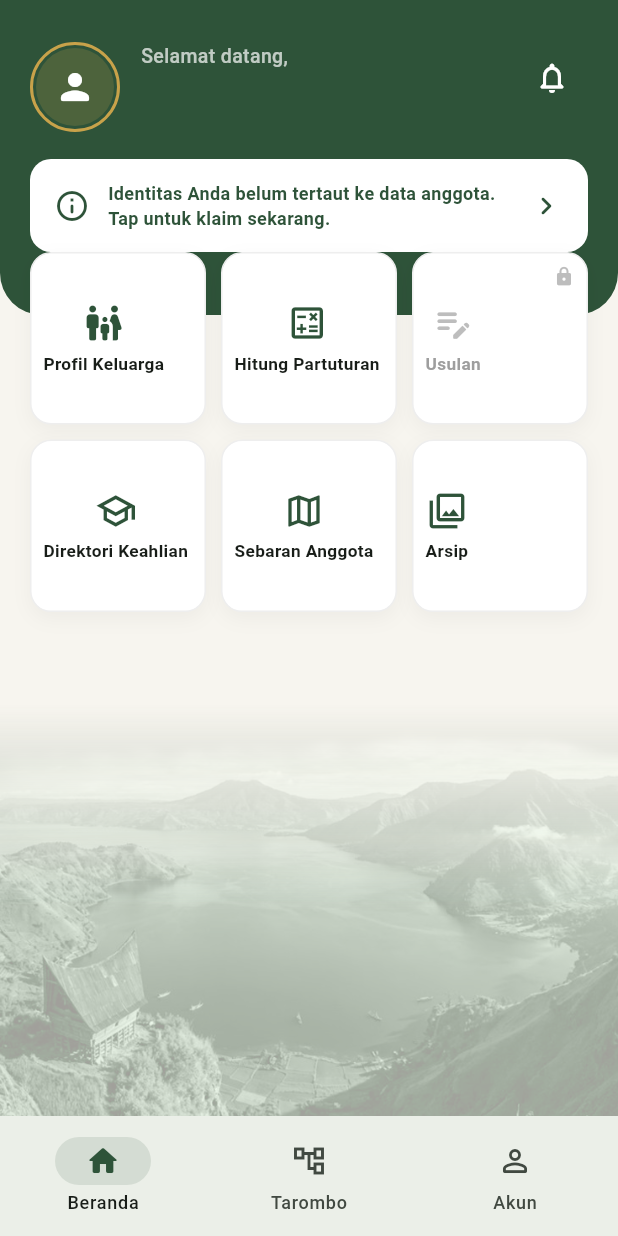
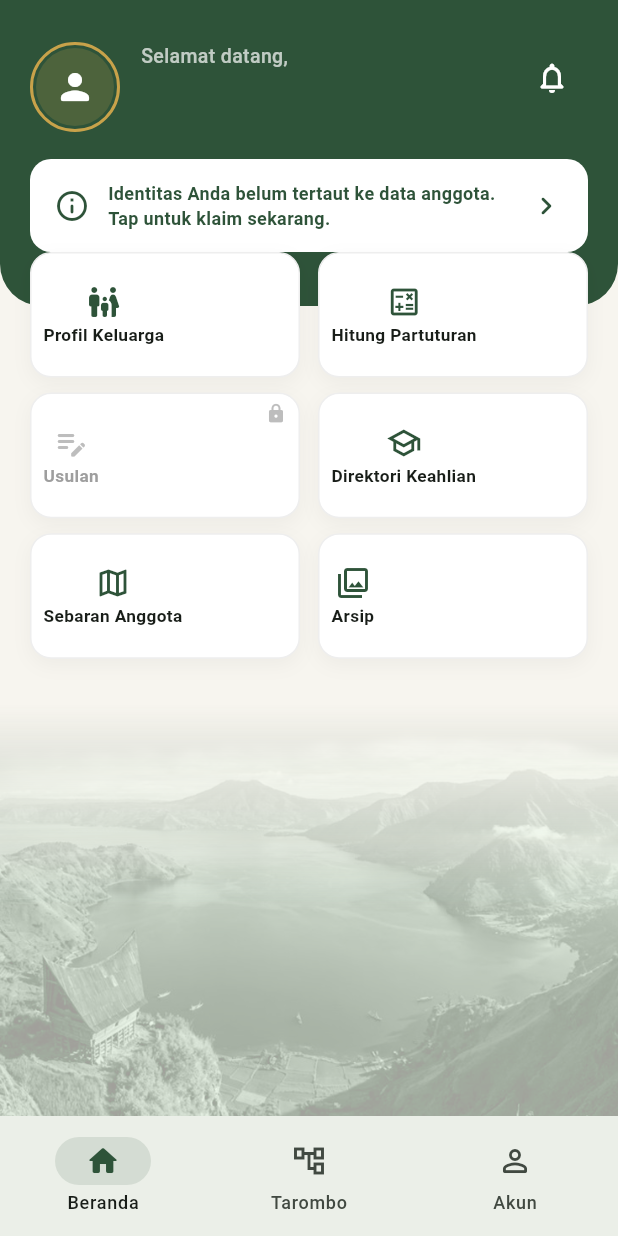
Before and after one commit to rofianto507/TaromboMobile, a Flutter app: the HomeScreen screen opened by its route, on a phone screen of 412 x 824 dp. Run offline on Flutter 3.47's test engine with Material 3 defaults, Android fonts, the phone set to English and light mode, and no system bars; our stand-ins replace cached_network_image, dio, file_picker, firebase_core, firebase_messaging, flutter_html and 11 more; missing offline and left inert: graphview; accounts and stored records are empty; network calls fail.

Commit message:
feat: Update HomeScreen layout and Notifikasi features for improved UI and functionality

```diff
--- a/lib/features/home/presentation/screens/home_screen.dart
+++ b/lib/features/home/presentation/screens/home_screen.dart
@@ -17,7 +17,7 @@ const _kGold = Color(0xFFC8A24A);
 // Seberapa jauh grid menu "naik" menimpa bagian bawah header hijau — sengaja
 // sampai separuh tinggi tile baris atas (Profil Keluarga/Hitung Partuturan),
 // bukan cuma sliver tipis di tepi.
-const _kOverlapTinggi = 52.0;
+const _kOverlapTinggi = 46.0;
 
 class HomeScreen extends ConsumerWidget {
   const HomeScreen({super.key});
@@ -68,20 +68,26 @@ class HomeScreen extends ConsumerWidget {
             ),
           ),
           ListView(
-            padding: EdgeInsets.zero,
+            // Ruang bawah supaya baris terakhir (slider/kartu kelengkapan) bisa
+            // digulir naik penuh di atas bottom bar pada layar pendek.
+            padding: EdgeInsets.only(
+              bottom: 24 + MediaQuery.of(context).padding.bottom,
+            ),
+            physics: const AlwaysScrollableScrollPhysics(),
             children: [
               _Header(user: user, orang: orang, isVerified: isVerified),
               Padding(
                 padding: const EdgeInsets.fromLTRB(20, 0, 20, 4),
                 child: GridView.count(
-                  // Tiga kolom: tile lebih pendek supaya area Berita & Agenda
-                  // di bawahnya terlihat tanpa harus menggulir jauh.
-                  crossAxisCount: 3,
+                  // Dua kolom x tiga baris, tile dipendekkan (rasio lebar:tinggi
+                  // besar) supaya area Berita & Agenda mulai terlihat; halaman
+                  // dapat digulir bila layar pendek.
+                  crossAxisCount: 2,
                   shrinkWrap: true,
                   physics: const NeverScrollableScrollPhysics(),
-                  crossAxisSpacing: 10,
+                  crossAxisSpacing: 12,
                   mainAxisSpacing: 10,
-                  childAspectRatio: 1.02,
+                  childAspectRatio: 2.15,
                   children: [
                     _MenuTile(
                       icon: Icons.family_restroom_rounded,
@@ -126,6 +132,7 @@ class HomeScreen extends ConsumerWidget {
                 ),
               ),
               const BeritaSlider(),
+              const SizedBox(height: 4),
               if (kelengkapan != null && !kelengkapan.lengkap)
                 Padding(
                   padding: const EdgeInsets.fromLTRB(20, 12, 20, 20),
@@ -338,7 +345,7 @@ class _MenuTile extends StatelessWidget {
           borderRadius: BorderRadius.circular(14),
           onTap: onTap,
           child: Padding(
-            padding: const EdgeInsets.all(8),
+            padding: const EdgeInsets.symmetric(horizontal: 8, vertical: 6),
             child: Stack(
               children: [
                 Column(
@@ -346,10 +353,10 @@ class _MenuTile extends StatelessWidget {
                   children: [
                     Icon(
                       icon,
-                      size: 28,
+                      size: 24,
                       color: locked ? Colors.grey.shade400 : _kGreen1,
                     ),
-                    const SizedBox(height: 6),
+                    const SizedBox(height: 3),
                     Text(
                       label,
                       textAlign: TextAlign.center,
--- a/pubspec.yaml
+++ b/pubspec.yaml
@@ -82,3 +82,5 @@ flutter_launcher_icons:
   adaptive_icon_background: "#2E5339"
   adaptive_icon_foreground: "assets/images/logo_foreground.png"
   remove_alpha_ios: true
+dependency_overrides:
+  html: 0.15.4
```
Also changed, not shown: lib/features/notifikasi/notifikasi_nav.dart (+7 -1 lines), lib/features/notifikasi/presentation/providers/notifikasi_provider.dart (+31 -10 lines), lib/features/notifikasi/presentation/screens/notifikasi_screen.dart (+40 -14 lines), lib/features/push/push_service.dart (+17 -5 lines), pubspec.lock.
